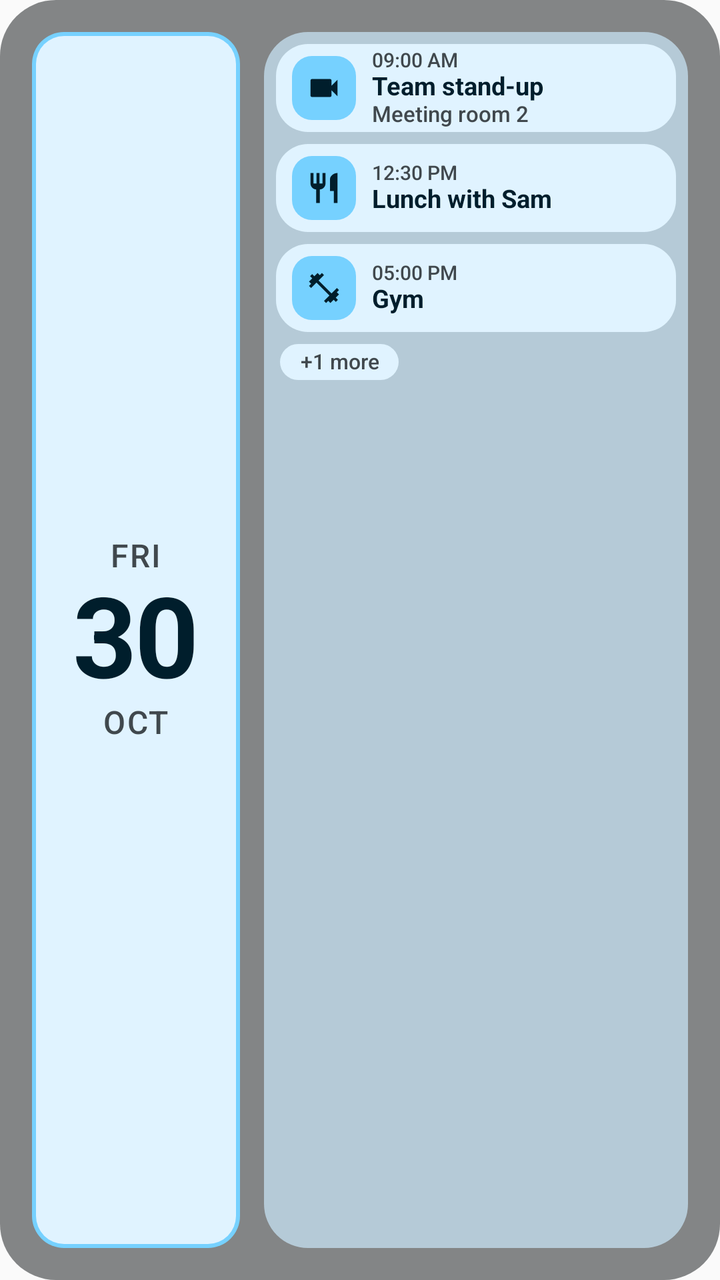
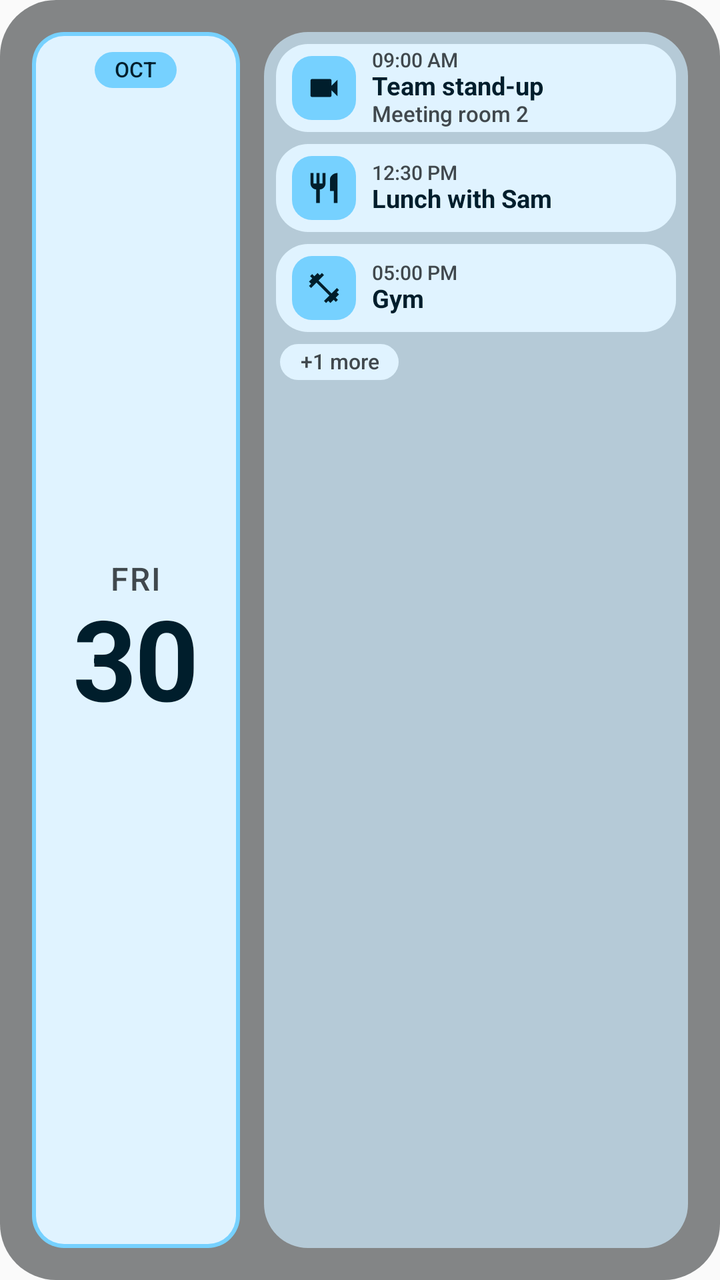

Before-and-after screenshots of an Android layout around one commit, followed by the original layout XML and the change that was made.
<!-- AndroidManifest.xml: application theme Theme.WidgetsPlus -->
<!-- res/layout/widget_agenda_preview.xml -->
<?xml version="1.0" encoding="utf-8"?>
<FrameLayout xmlns:android="http://schemas.android.com/apk/res/android"
    xmlns:tools="http://schemas.android.com/tools"
    android:layout_width="match_parent"
    android:layout_height="match_parent"
    tools:ignore="UseAppTint,UnusedAttribute,SpUsage">

    <ImageView android:layout_width="match_parent" android:layout_height="match_parent" android:contentDescription="@null" android:scaleType="fitXY" android:alpha="0.58" android:src="@drawable/agenda_shape_plate" android:tint="@color/agenda_plate" />

    <LinearLayout
        android:layout_width="match_parent"
        android:layout_height="match_parent"
        android:baselineAligned="false"
        android:orientation="horizontal"
        android:padding="16dp">

        <FrameLayout
            android:layout_width="104dp"
            android:layout_height="match_parent">
            <ImageView android:layout_width="match_parent" android:layout_height="match_parent" android:contentDescription="@null" android:scaleType="fitXY" android:src="@drawable/agenda_shape_card" android:tint="@color/agenda_accent" />
            <ImageView android:layout_width="match_parent" android:layout_height="match_parent" android:layout_margin="2dp" android:contentDescription="@null" android:scaleType="fitXY" android:src="@drawable/agenda_shape_card_inner" android:tint="@color/agenda_card" />
            <LinearLayout android:layout_width="match_parent" android:layout_height="match_parent" android:gravity="center" android:orientation="vertical" android:paddingStart="6dp" android:paddingTop="10dp" android:paddingEnd="6dp" android:paddingBottom="10dp">
                <TextView android:layout_width="wrap_content" android:layout_height="wrap_content" android:fontFamily="google-sans" android:textFontWeight="500" android:letterSpacing="0.05" android:textAllCaps="true" android:textSize="16dp" android:text="@string/preview_dow" android:textColor="@color/agenda_on_card_var" android:includeFontPadding="false" android:elegantTextHeight="false" android:fallbackLineSpacing="false" />
                <TextView android:layout_width="wrap_content" android:layout_height="wrap_content" android:fontFamily="google-sans" android:layout_marginTop="-1dp" android:layout_marginBottom="-1dp" android:textFontWeight="700" android:textStyle="bold" android:letterSpacing="-0.02" android:textAllCaps="true" android:textSize="56dp" android:text="@string/preview_day" android:textColor="@color/agenda_on_card" android:includeFontPadding="false" android:elegantTextHeight="false" android:fallbackLineSpacing="false" />
                <TextView android:layout_width="wrap_content" android:layout_height="wrap_content" android:fontFamily="google-sans" android:textFontWeight="500" android:letterSpacing="0.05" android:textAllCaps="true" android:textSize="16dp" android:text="@string/preview_mon" android:textColor="@color/agenda_on_card_var" android:includeFontPadding="false" android:elegantTextHeight="false" android:fallbackLineSpacing="false" />
            </LinearLayout>
        </FrameLayout>

        <FrameLayout
            android:layout_width="0dp"
            android:layout_height="match_parent"
            android:layout_marginStart="12dp"
            android:layout_weight="1">
            <ImageView android:layout_width="match_parent" android:layout_height="match_parent" android:contentDescription="@null" android:scaleType="fitXY" android:src="@drawable/agenda_shape_group" android:tint="@color/agenda_group" />
            <LinearLayout android:layout_width="match_parent" android:layout_height="match_parent" android:orientation="vertical" android:padding="6dp">

                <FrameLayout android:layout_width="match_parent" android:layout_height="44dp" android:layout_marginTop="0dp">
                    <ImageView android:layout_width="match_parent" android:layout_height="match_parent" android:contentDescription="@null" android:scaleType="fitXY" android:src="@drawable/agenda_shape_card" android:tint="@color/agenda_card" />
                    <LinearLayout android:layout_width="match_parent" android:layout_height="match_parent" android:gravity="center_vertical" android:orientation="horizontal" android:paddingStart="8dp" android:paddingEnd="8dp">
                        <FrameLayout android:layout_width="32dp" android:layout_height="32dp">
                            <ImageView android:layout_width="match_parent" android:layout_height="match_parent" android:contentDescription="@null" android:scaleType="fitXY" android:src="@drawable/agenda_shape_badge" android:tint="@color/agenda_badge" />
                            <ImageView android:layout_width="18dp" android:layout_height="18dp" android:layout_gravity="center" android:contentDescription="@null" android:src="@drawable/ic_agenda_videocam" android:tint="@color/agenda_on_card" />
                        </FrameLayout>
                        <LinearLayout android:layout_width="0dp" android:layout_height="wrap_content" android:layout_marginStart="8dp" android:layout_weight="1" android:orientation="vertical">
                            <TextView android:layout_width="match_parent" android:layout_height="wrap_content" android:fontFamily="google-sans-text" android:textFontWeight="500" android:textSize="10dp" android:maxLines="1" android:text="@string/preview_when_1" android:textColor="@color/agenda_on_card_var" android:includeFontPadding="false" android:elegantTextHeight="false" android:fallbackLineSpacing="false" />
                            <TextView android:layout_width="match_parent" android:layout_height="wrap_content" android:fontFamily="google-sans-text" android:textFontWeight="700" android:textStyle="bold" android:textSize="12.5dp" android:maxLines="1" android:ellipsize="end" android:text="@string/preview_title_1" android:textColor="@color/agenda_on_card" android:includeFontPadding="false" android:elegantTextHeight="false" android:fallbackLineSpacing="false" />
                            <TextView android:layout_width="match_parent" android:layout_height="wrap_content" android:fontFamily="google-sans-text" android:textFontWeight="500" android:textSize="11dp" android:maxLines="1" android:ellipsize="end" android:text="@string/preview_loc_1" android:textColor="@color/agenda_on_card_var" android:includeFontPadding="false" android:elegantTextHeight="false" android:fallbackLineSpacing="false" />
                        </LinearLayout>
                    </LinearLayout>
                </FrameLayout>

                <FrameLayout android:layout_width="match_parent" android:layout_height="44dp" android:layout_marginTop="6dp">
                    <ImageView android:layout_width="match_parent" android:layout_height="match_parent" android:contentDescription="@null" android:scaleType="fitXY" android:src="@drawable/agenda_shape_card" android:tint="@color/agenda_card" />
                    <LinearLayout android:layout_width="match_parent" android:layout_height="match_parent" android:gravity="center_vertical" android:orientation="horizontal" android:paddingStart="8dp" android:paddingEnd="8dp">
                        <FrameLayout android:layout_width="32dp" android:layout_height="32dp">
                            <ImageView android:layout_width="match_parent" android:layout_height="match_parent" android:contentDescription="@null" android:scaleType="fitXY" android:src="@drawable/agenda_shape_badge" android:tint="@color/agenda_badge" />
                            <ImageView android:layout_width="18dp" android:layout_height="18dp" android:layout_gravity="center" android:contentDescription="@null" android:src="@drawable/ic_agenda_restaurant" android:tint="@color/agenda_on_card" />
                        </FrameLayout>
                        <LinearLayout android:layout_width="0dp" android:layout_height="wrap_content" android:layout_marginStart="8dp" android:layout_weight="1" android:orientation="vertical">
                            <TextView android:layout_width="match_parent" android:layout_height="wrap_content" android:fontFamily="google-sans-text" android:textFontWeight="500" android:textSize="10dp" android:maxLines="1" android:text="@string/preview_when_2" android:textColor="@color/agenda_on_card_var" android:includeFontPadding="false" android:elegantTextHeight="false" android:fallbackLineSpacing="false" />
                            <TextView android:layout_width="match_parent" android:layout_height="wrap_content" android:fontFamily="google-sans-text" android:textFontWeight="700" android:textStyle="bold" android:textSize="12.5dp" android:maxLines="1" android:ellipsize="end" android:text="@string/preview_title_2" android:textColor="@color/agenda_on_card" android:includeFontPadding="false" android:elegantTextHeight="false" android:fallbackLineSpacing="false" />
                        </LinearLayout>
                    </LinearLayout>
                </FrameLayout>

                <FrameLayout android:layout_width="match_parent" android:layout_height="44dp" android:layout_marginTop="6dp">
                    <ImageView android:layout_width="match_parent" android:layout_height="match_parent" android:contentDescription="@null" android:scaleType="fitXY" android:src="@drawable/agenda_shape_card" android:tint="@color/agenda_card" />
                    <LinearLayout android:layout_width="match_parent" android:layout_height="match_parent" android:gravity="center_vertical" android:orientation="horizontal" android:paddingStart="8dp" android:paddingEnd="8dp">
                        <FrameLayout android:layout_width="32dp" android:layout_height="32dp">
                            <ImageView android:layout_width="match_parent" android:layout_height="match_parent" android:contentDescription="@null" android:scaleType="fitXY" android:src="@drawable/agenda_shape_badge" android:tint="@color/agenda_badge" />
                            <ImageView android:layout_width="18dp" android:layout_height="18dp" android:layout_gravity="center" android:contentDescription="@null" android:src="@drawable/ic_agenda_fitness" android:tint="@color/agenda_on_card" />
                        </FrameLayout>
                        <LinearLayout android:layout_width="0dp" android:layout_height="wrap_content" android:layout_marginStart="8dp" android:layout_weight="1" android:orientation="vertical">
                            <TextView android:layout_width="match_parent" android:layout_height="wrap_content" android:fontFamily="google-sans-text" android:textFontWeight="500" android:textSize="10dp" android:maxLines="1" android:text="@string/preview_when_3" android:textColor="@color/agenda_on_card_var" android:includeFontPadding="false" android:elegantTextHeight="false" android:fallbackLineSpacing="false" />
                            <TextView android:layout_width="match_parent" android:layout_height="wrap_content" android:fontFamily="google-sans-text" android:textFontWeight="700" android:textStyle="bold" android:textSize="12.5dp" android:maxLines="1" android:ellipsize="end" android:text="@string/preview_title_3" android:textColor="@color/agenda_on_card" android:includeFontPadding="false" android:elegantTextHeight="false" android:fallbackLineSpacing="false" />
                        </LinearLayout>
                    </LinearLayout>
                </FrameLayout>

                <FrameLayout android:layout_width="wrap_content" android:layout_height="18dp" android:layout_marginStart="2dp" android:layout_marginTop="6dp">
                    <ImageView android:layout_width="match_parent" android:layout_height="match_parent" android:contentDescription="@null" android:scaleType="fitXY" android:src="@drawable/agenda_shape_chip" android:tint="@color/agenda_card" />
                    <TextView android:layout_width="wrap_content" android:layout_height="match_parent" android:fontFamily="google-sans-text" android:textFontWeight="500" android:gravity="center" android:paddingStart="10dp" android:paddingEnd="10dp" android:textSize="10.5dp" android:text="@string/preview_more" android:textColor="@color/agenda_on_card_var" android:includeFontPadding="false" android:elegantTextHeight="false" android:fallbackLineSpacing="false" />
                </FrameLayout>
            </LinearLayout>
        </FrameLayout>
    </LinearLayout>
</FrameLayout>
<!-- resources referenced by this layout -->
<resources>
  <color name="agenda_accent">#F5B895</color>
  <color name="agenda_badge">#F5B895</color>
  <color name="agenda_card">#FDF2EC</color>
  <color name="agenda_group">#F2C4A7</color>
  <color name="agenda_on_card">#2B1B12</color>
  <color name="agenda_on_card_var">#65534A</color>
  <color name="agenda_plate">#3A312C</color>
  <!-- drawable agenda_shape_badge (drawable) -->
  <?xml version="1.0" encoding="utf-8"?>
  <shape xmlns:android="http://schemas.android.com/apk/res/android" android:shape="rectangle">
      <solid android:color="#FFFFFFFF" />
      <corners android:radius="10dp" />
  </shape>
  <!-- drawable agenda_shape_card (drawable) -->
  <?xml version="1.0" encoding="utf-8"?>
  <shape xmlns:android="http://schemas.android.com/apk/res/android" android:shape="rectangle">
      <solid android:color="#FFFFFFFF" />
      <corners android:radius="16dp" />
  </shape>
  <!-- drawable agenda_shape_card_inner (drawable) -->
  <?xml version="1.0" encoding="utf-8"?>
  <shape xmlns:android="http://schemas.android.com/apk/res/android" android:shape="rectangle">
      <solid android:color="#FFFFFFFF" />
      <corners android:radius="14dp" />
  </shape>
  <!-- drawable agenda_shape_chip (drawable) -->
  <?xml version="1.0" encoding="utf-8"?>
  <shape xmlns:android="http://schemas.android.com/apk/res/android" android:shape="rectangle">
      <solid android:color="#FFFFFFFF" />
      <corners android:radius="999dp" />
  </shape>
  <!-- drawable agenda_shape_group (drawable) -->
  <?xml version="1.0" encoding="utf-8"?>
  <shape xmlns:android="http://schemas.android.com/apk/res/android" android:shape="rectangle">
      <solid android:color="#FFFFFFFF" />
      <corners android:radius="22dp" />
  </shape>
  <!-- drawable agenda_shape_plate (drawable) -->
  <?xml version="1.0" encoding="utf-8"?>
  <shape xmlns:android="http://schemas.android.com/apk/res/android" android:shape="rectangle">
      <solid android:color="#FFFFFFFF" />
      <corners android:radius="28dp" />
  </shape>
  <!-- drawable ic_agenda_restaurant (drawable) -->
  <?xml version="1.0" encoding="utf-8"?>
  <vector xmlns:android="http://schemas.android.com/apk/res/android"
      android:width="24dp" android:height="24dp"
      android:viewportWidth="24" android:viewportHeight="24">
      <path android:fillColor="#FFFFFFFF" android:pathData="M11,9H9V2H7v7H5V2H3v7c0,2.12 1.66,3.84 3.75,3.97V22h2.5v-9.03C11.34,12.84 13,11.12 13,9V2h-2v7zm5,-3v8h2.5v8H21V2c-2.76,0 -5,2.24 -5,4z" />
  </vector>
  <!-- drawable ic_agenda_videocam (drawable) -->
  <?xml version="1.0" encoding="utf-8"?>
  <vector xmlns:android="http://schemas.android.com/apk/res/android"
      android:width="24dp" android:height="24dp"
      android:viewportWidth="24" android:viewportHeight="24">
      <path android:fillColor="#FFFFFFFF" android:pathData="M17,10.5V7c0,-0.55 -0.45,-1 -1,-1H4c-0.55,0 -1,0.45 -1,1v10c0,0.55 0.45,1 1,1h12c0.55,0 1,-0.45 1,-1v-3.5l4,4v-11l-4,4z" />
  </vector>
  <string name="preview_day" translatable="false">30</string>
  <string name="preview_dow" translatable="false">Fri</string>
  <string name="preview_loc_1" translatable="false">Meeting room 2</string>
  <string name="preview_mon" translatable="false">Oct</string>
  <string name="preview_more" translatable="false">+1 more</string>
  <string name="preview_title_1" translatable="false">Team stand-up</string>
  <string name="preview_title_2" translatable="false">Lunch with Sam</string>
  <string name="preview_title_3" translatable="false">Gym</string>
  <string name="preview_when_1" translatable="false">09:00 AM</string>
  <string name="preview_when_2" translatable="false">12:30 PM</string>
  <string name="preview_when_3" translatable="false">05:00 PM</string>
  <style name="Theme.WidgetsPlus" parent="android:Theme.Material.Light.NoActionBar">
          <item name="android:windowLightStatusBar">true</item>
      </style>
  <!-- unchanged entries left out for length: 1 -->
</resources>

<!-- the commit's change to res/layout/widget_agenda_preview.xml (unified diff, before → after) -->
@@ -21,9 +21,12 @@
             <ImageView android:layout_width="match_parent" android:layout_height="match_parent" android:layout_margin="2dp" android:contentDescription="@null" android:scaleType="fitXY" android:src="@drawable/agenda_shape_card_inner" android:tint="@color/agenda_card" />
             <LinearLayout android:layout_width="match_parent" android:layout_height="match_parent" android:gravity="center" android:orientation="vertical" android:paddingStart="6dp" android:paddingTop="10dp" android:paddingEnd="6dp" android:paddingBottom="10dp">
                 <TextView android:layout_width="wrap_content" android:layout_height="wrap_content" android:fontFamily="google-sans" android:textFontWeight="500" android:letterSpacing="0.05" android:textAllCaps="true" android:textSize="16dp" android:text="@string/preview_dow" android:textColor="@color/agenda_on_card_var" android:includeFontPadding="false" android:elegantTextHeight="false" android:fallbackLineSpacing="false" />
-                <TextView android:layout_width="wrap_content" android:layout_height="wrap_content" android:fontFamily="google-sans" android:layout_marginTop="-1dp" android:layout_marginBottom="-1dp" android:textFontWeight="700" android:textStyle="bold" android:letterSpacing="-0.02" android:textAllCaps="true" android:textSize="56dp" android:text="@string/preview_day" android:textColor="@color/agenda_on_card" android:includeFontPadding="false" android:elegantTextHeight="false" android:fallbackLineSpacing="false" />
-                <TextView android:layout_width="wrap_content" android:layout_height="wrap_content" android:fontFamily="google-sans" android:textFontWeight="500" android:letterSpacing="0.05" android:textAllCaps="true" android:textSize="16dp" android:text="@string/preview_mon" android:textColor="@color/agenda_on_card_var" android:includeFontPadding="false" android:elegantTextHeight="false" android:fallbackLineSpacing="false" />
+                <TextView android:layout_width="wrap_content" android:layout_height="wrap_content" android:fontFamily="google-sans" android:layout_marginTop="-1dp" android:layout_marginBottom="-5dp" android:textFontWeight="700" android:textStyle="bold" android:letterSpacing="-0.02" android:textAllCaps="true" android:textSize="56dp" android:text="@string/preview_day" android:textColor="@color/agenda_on_card" android:includeFontPadding="false" android:elegantTextHeight="false" android:fallbackLineSpacing="false" />
             </LinearLayout>
+            <FrameLayout android:layout_width="wrap_content" android:layout_height="18dp" android:layout_gravity="top|center_horizontal" android:layout_marginTop="10dp">
+                <ImageView android:layout_width="match_parent" android:layout_height="match_parent" android:contentDescription="@null" android:scaleType="fitXY" android:src="@drawable/agenda_shape_chip" android:tint="@color/agenda_badge" />
+                <TextView android:layout_width="wrap_content" android:layout_height="match_parent" android:fontFamily="google-sans-text" android:textFontWeight="500" android:gravity="center" android:paddingStart="10dp" android:paddingEnd="10dp" android:textAllCaps="true" android:textSize="10.5dp" android:text="@string/preview_mon" android:textColor="@color/agenda_on_card" android:includeFontPadding="false" android:elegantTextHeight="false" android:fallbackLineSpacing="false" />
+            </FrameLayout>
         </FrameLayout>
 
         <FrameLayout
